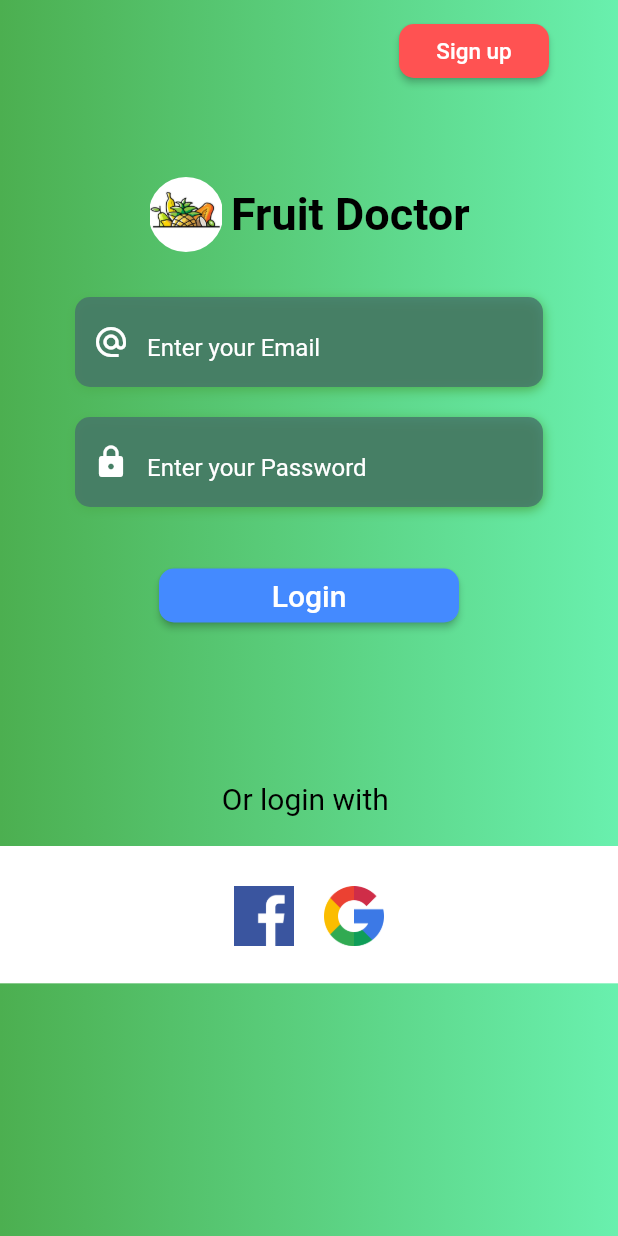
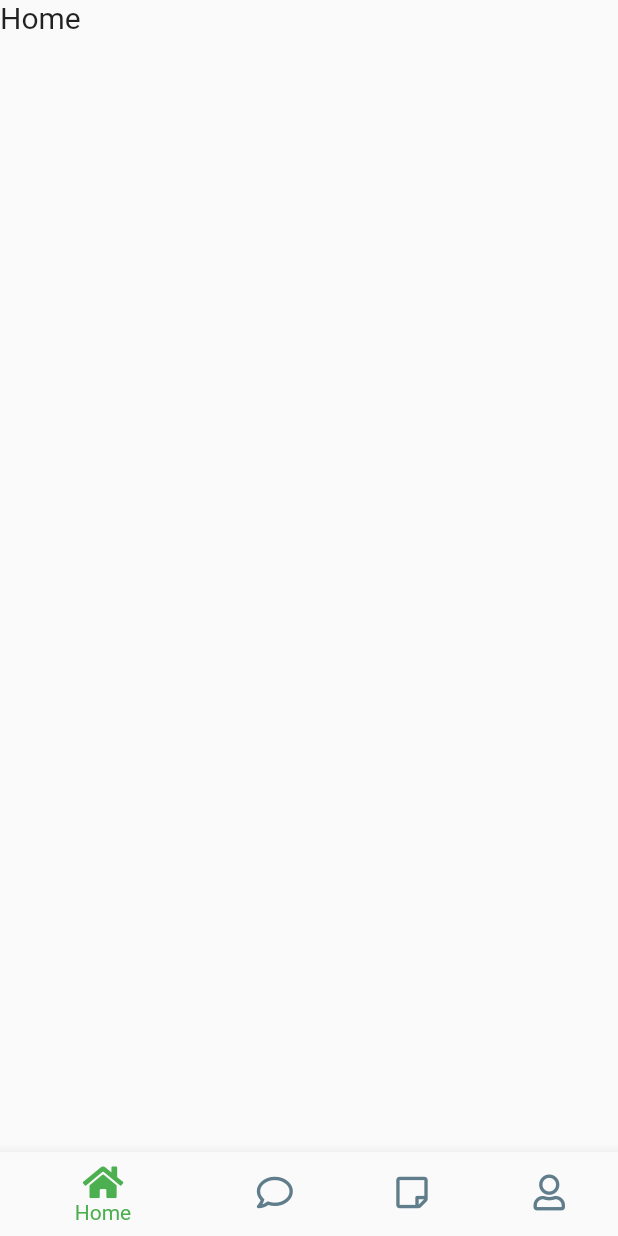
Before and after one commit to IAMOSAMA111/fruit_doctor, a Flutter app: the Login screen opened by its route, after a tap on "Login", on a phone screen of 412 x 824 dp. Run offline on Flutter 3.47's test engine with Material 2 defaults, Android fonts, the phone set to English and light mode, and no system bars; our stand-ins replace font_awesome_flutter; Roboto replaces fonts that are missing (CM Sans Serif).

Commit message:
bottom nav

```diff
--- /dev/null
+++ b/lib/Screens/bottomnav.dart
@@ -0,0 +1,59 @@
+import 'package:flutter/material.dart';
+import 'package:font_awesome_flutter/font_awesome_flutter.dart';
+class BottomNavigation extends StatefulWidget {
+  static const String id ='BottomNavigation'  ;
+  @override
+  _BottomNavigationState createState() => _BottomNavigationState();
+}
+
+class _BottomNavigationState extends State<BottomNavigation> {
+  int _selectedPage =0;
+  final _pageOption = [
+    Text("Home", style: TextStyle(fontSize: 20),),
+    Text("Community", style: TextStyle(fontSize: 20),),
+    Text("Todoist", style: TextStyle(fontSize: 20),),
+    Text("Profile", style: TextStyle(fontSize: 20),),
+  ];
+
+  @override
+  Widget build(BuildContext context) {
+    return MaterialApp(
+      home: SafeArea(
+        child: Scaffold(
+          body:_pageOption[_selectedPage],
+            bottomNavigationBar: BottomNavigationBar(
+              selectedItemColor: Colors.green,
+              unselectedItemColor: Colors.blueGrey,
+              currentIndex: _selectedPage,
+              onTap: (int index){
+                setState(() {
+                  _selectedPage = index;
+                });
+              },
+              items: [
+
+                BottomNavigationBarItem(
+
+                  icon:FaIcon(FontAwesomeIcons.home,),
+                  title: Text("Home"),
+                ),
+                BottomNavigationBarItem(
+                  icon:FaIcon(FontAwesomeIcons.comment),
+                  title: Text("Community"),
+                ),
+                BottomNavigationBarItem(
+                  icon:FaIcon(FontAwesomeIcons.stickyNote),
+                  title: Text("Todoist"),
+                ),
+                BottomNavigationBarItem(
+                  icon:FaIcon(FontAwesomeIcons.user),
+                  title: Text("Profile"),
+                )
+
+              ],
+            ),
+        ),
+      ),
+    );
+  }
+}
--- a/lib/Screens/login.dart
+++ b/lib/Screens/login.dart
@@ -2,8 +2,7 @@ import 'package:flutter/cupertino.dart';
 import 'package:flutter/material.dart';
 import 'package:flutter_doctor/utilities/constants.dart';
 import 'package:flutter_doctor/Screens/signup.dart';
-
-
+import 'package:flutter_doctor/Screens/bottomnav.dart';
 
 
 class Login extends StatefulWidget {
@@ -170,7 +169,8 @@ class _LoginState extends State<Login> {
 
                                           borderRadius: BorderRadius.circular(10)
                                       ),
-                                      onPressed: (){},
+                                      onPressed: (){
+                                        Navigator.push(context, MaterialPageRoute(builder: (context)=>(BottomNavigation())));                                      },
                                       child: Text('Login', style: TextStyle(color: Colors.white
                                       , fontSize: 20),),
                                     ),
--- a/lib/main.dart
+++ b/lib/main.dart
@@ -1,4 +1,5 @@
 import 'package:flutter/material.dart';
+import 'package:flutter_doctor/Screens/bottomnav.dart';
 import 'package:flutter_doctor/Screens/login.dart';
 import 'package:flutter_doctor/Screens/signup.dart';
 import 'package:flutter_doctor/utilities/constants.dart';
@@ -14,7 +15,7 @@ class FruitDoctor extends StatelessWidget {
       debugShowCheckedModeBanner: false,
       title: 'Fruit Doctor',
       theme: zFruitDoctorThemeData,
-      initialRoute: Login.id,
+      initialRoute: Signup.id,
       routes: Routes.ROUTE,
 
     );
--- a/lib/routes.dart
+++ b/lib/routes.dart
@@ -1,11 +1,13 @@
 import 'package:flutter/material.dart';
 import 'Screens/login.dart';
 import 'Screens/signup.dart';
+import 'Screens/bottomnav.dart';
 class Routes {
  static Map<String, WidgetBuilder> _defaultRoute={
 
    Login.id: (context) => Login(),
    Signup.id: (context) => Signup(),
+   BottomNavigation.id : (context) => BottomNavigation(),
 
  };
  static Map<String, WidgetBuilder> get ROUTE => _defaultRoute;
--- a/pubspec.yaml
+++ b/pubspec.yaml
@@ -26,6 +26,7 @@ dependencies:
   http: ^0.12.0+2
   path_provider: ^1.6.14
   provider: ^4.3.2+2
+  font_awesome_flutter: ^8.10.0
 
   # The following adds the Cupertino Icons font to your application.
   # Use with the CupertinoIcons class for iOS style icons.
```
Also changed, not shown: pubspec.lock.
